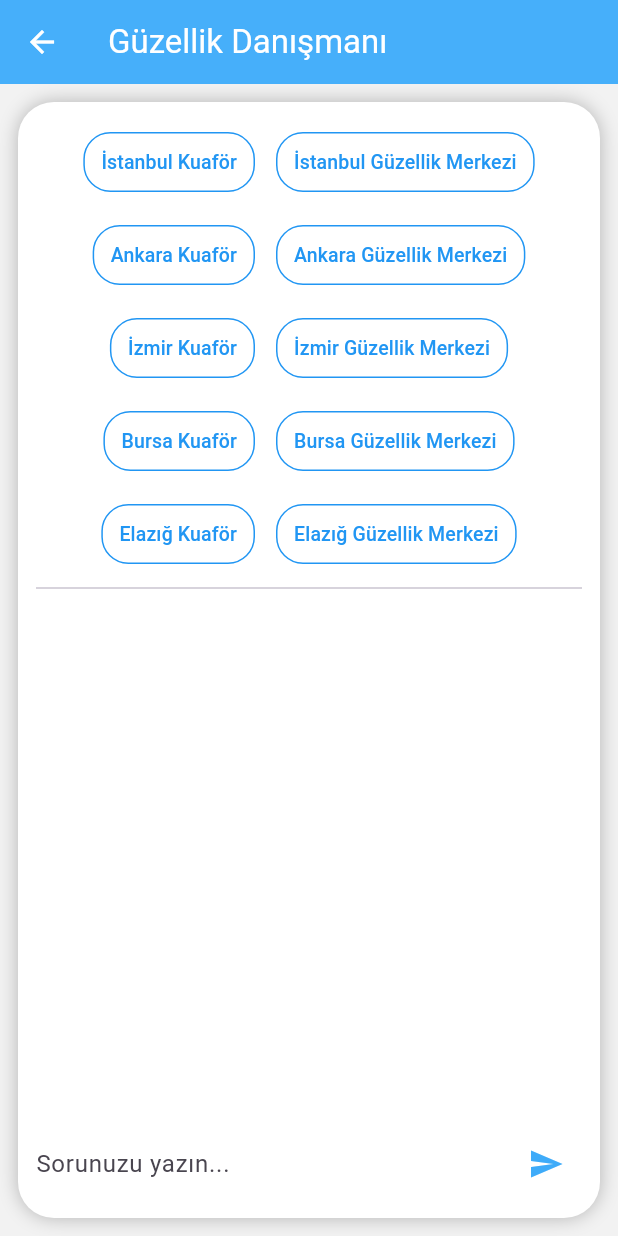
After one commit to Nurnehir/guzellik_merkezi, a Flutter app: the ChatbotScreen screen opened directly, on a phone screen of 412 x 824 dp. The commit adds this screen. Run offline on Flutter 3.47's test engine with Material 3 defaults, Android fonts, the phone set to English and light mode, and no system bars; our stand-ins replace cloud_firestore, firebase_auth, firebase_core, geolocator, google_maps_flutter; accounts and stored records are empty.

Commit message:
feat: Yapay Zeka Destekli Chatbot Güzellik Danışmanı geliştirildi

```diff
--- /dev/null
+++ b/lib/chatbot_screen.dart
@@ -0,0 +1,200 @@
+import 'package:flutter/material.dart';
+import 'package:http/http.dart' as http;
+import 'dart:convert';
+
+class ChatbotScreen extends StatefulWidget {
+  @override
+  _ChatbotScreenState createState() => _ChatbotScreenState();
+}
+
+class _ChatbotScreenState extends State<ChatbotScreen> {
+  final List<Map<String, String>> mesajlar = [];
+  final TextEditingController _controller = TextEditingController();
+  bool _yukleniyor = false;
+
+  final List<String> sabitSorular = [
+    "İstanbul Kuaför",
+    "İstanbul Güzellik Merkezi",
+    "Ankara Kuaför",
+    "Ankara Güzellik Merkezi",
+    "İzmir Kuaför",
+    "İzmir Güzellik Merkezi",
+    "Bursa Kuaför",
+    "Bursa Güzellik Merkezi",
+    "Elazığ Kuaför",
+    "Elazığ Güzellik Merkezi",
+  ];
+
+  Future<void> soruyuGonder(String mesaj) async {
+    setState(() {
+      mesajlar.add({"rol": "kullanici", "mesaj": mesaj});
+      _yukleniyor = true;
+    });
+
+    final url = Uri.parse(
+      "https://us-central1-beautysalonapp-4c3af.cloudfunctions.net/api/chatbot",
+    );
+    final response = await http.post(
+      url,
+      headers: {"Content-Type": "application/json"},
+      body: jsonEncode({"mesaj": mesaj}),
+    );
+
+    final json = jsonDecode(response.body);
+    final yanit = json["yanit"] ?? "Bir yanıt alınamadı.";
+
+    setState(() {
+      mesajlar.add({"rol": "bot", "mesaj": yanit});
+      _yukleniyor = false;
+    });
+  }
+
+  Widget mesajBaloncugu(String text, bool kullanici) {
+    return Align(
+      alignment: kullanici ? Alignment.centerRight : Alignment.centerLeft,
+      child: Container(
+        margin: const EdgeInsets.symmetric(vertical: 6, horizontal: 10),
+        padding: const EdgeInsets.all(12),
+        constraints: BoxConstraints(
+          maxWidth: MediaQuery.of(context).size.width * 0.75,
+        ),
+        decoration: BoxDecoration(
+          color:
+              kullanici
+                  ? const Color.fromARGB(255, 95, 194, 255)
+                  : Colors.grey[200],
+          borderRadius: BorderRadius.only(
+            topLeft: const Radius.circular(16),
+            topRight: const Radius.circular(16),
+            bottomLeft:
+                kullanici
+                    ? const Radius.circular(16)
+                    : const Radius.circular(0),
+            bottomRight:
+                kullanici
+                    ? const Radius.circular(0)
+                    : const Radius.circular(16),
+          ),
+        ),
+        child: Text(
+          text,
+          style: TextStyle(
+            color: kullanici ? Colors.white : Colors.black87,
+            fontSize: 14,
+          ),
+        ),
+      ),
+    );
+  }
+
+  Widget sabitSoruButon(String soru) {
+    return Padding(
+      padding: const EdgeInsets.all(4),
+      child: OutlinedButton(
+        onPressed: () {
+          final bolumler = soru.split(" ");
+          final sehir = bolumler[0];
+          final kategori = bolumler.sublist(1).join(" ");
+          final tamSoru =
+              "${sehir.toLowerCase().replaceAll("’", "'")}'da en iyi ${kategori.toLowerCase()} hangisi?";
+
+          soruyuGonder(tamSoru);
+        },
+        style: OutlinedButton.styleFrom(
+          side: const BorderSide(color: Colors.blue),
+          shape: RoundedRectangleBorder(
+            borderRadius: BorderRadius.circular(18),
+          ),
+          backgroundColor: Colors.white,
+          padding: const EdgeInsets.symmetric(horizontal: 12, vertical: 8),
+        ),
+        child: Text(
+          soru,
+          style: const TextStyle(fontSize: 13, color: Colors.blue),
+        ),
+      ),
+    );
+  }
+
+  @override
+  Widget build(BuildContext context) {
+    return Scaffold(
+      backgroundColor: const Color(0xfff2f2f2),
+      appBar: AppBar(
+        title: const Text("Güzellik Danışmanı"),
+        backgroundColor: const Color.fromARGB(255, 70, 175, 250),
+        foregroundColor: Colors.white,
+      ),
+      body: Center(
+        child: Container(
+          constraints: const BoxConstraints(maxWidth: 600),
+          margin: const EdgeInsets.all(12),
+          padding: const EdgeInsets.all(12),
+          decoration: BoxDecoration(
+            color: Colors.white,
+            borderRadius: BorderRadius.circular(24),
+            boxShadow: [BoxShadow(color: Colors.black26, blurRadius: 10)],
+          ),
+          child: Column(
+            children: [
+              Wrap(
+                spacing: 6,
+                runSpacing: 6,
+                alignment: WrapAlignment.center,
+                children: sabitSorular.map(sabitSoruButon).toList(),
+              ),
+              const Divider(),
+              Expanded(
+                child: ListView.builder(
+                  padding: const EdgeInsets.symmetric(vertical: 10),
+                  itemCount: mesajlar.length,
+                  itemBuilder: (context, index) {
+                    final msg = mesajlar[index];
+                    return mesajBaloncugu(
+                      msg["mesaj"]!,
+                      msg["rol"] == "kullanici",
+                    );
+                  },
+                ),
+              ),
+              if (_yukleniyor)
+                const Padding(
+                  padding: EdgeInsets.symmetric(vertical: 8),
+                  child: CircularProgressIndicator(
+                    color: Color.fromARGB(255, 66, 174, 250), // aynı mavi ton
+                  ),
+                ),
+              Row(
+                children: [
+                  Expanded(
+                    child: TextField(
+                      controller: _controller,
+                      decoration: const InputDecoration(
+                        hintText: "Sorunuzu yazın...",
+                        border: InputBorder.none,
+                      ),
+                    ),
+                  ),
+                  IconButton(
+                    icon: const Icon(
+                      Icons.send,
+                      color: Color.fromARGB(255, 62, 171, 249),
+                    ), // Açık mavi ton
+
+                    onPressed: () {
+                      final mesaj = _controller.text.trim();
+                      if (mesaj.isNotEmpty) {
+                        _controller.clear();
+                        soruyuGonder(mesaj);
+                      }
+                    },
+                  ),
+                ],
+              ),
+            ],
+          ),
+        ),
+      ),
+    );
+  }
+}
--- a/lib/comment_screen.dart
+++ b/lib/comment_screen.dart
@@ -7,12 +7,16 @@ class CommentScreen extends StatefulWidget {
   final String salonName;
   final String userName;
   final String userSurname;
+  final String salonKategori;
+  final String sehir;
 
   CommentScreen({
     required this.salonId,
     required this.salonName,
     required this.userName,
     required this.userSurname,
+    required this.salonKategori,
+    required this.sehir,
   });
 
   @override
@@ -62,6 +66,8 @@ class _CommentScreenState extends State<CommentScreen> {
     await FirebaseFirestore.instance.collection("comments").add({
       'salonId': widget.salonId,
       'salonAdi': widget.salonName,
+      'sehir': widget.sehir,
+      'salonKategori': widget.salonKategori,
       'userName': widget.userName,
       'userSurname': widget.userSurname,
       'kullaniciAdi': currentUser?.email ?? '',
--- a/lib/my_appointments_screen.dart
+++ b/lib/my_appointments_screen.dart
@@ -171,6 +171,9 @@ class MyAppointmentsScreen extends StatelessWidget {
                                         salonName: data['salonName'],
                                         userName: data['userName'] ?? '',
                                         userSurname: data['userSurname'] ?? '',
+                                        salonKategori:
+                                            data['salonCategory'] ?? '',
+                                        sehir: data['sehir'] ?? '',
                                       ),
                                 ),
                               );
--- a/pubspec.yaml
+++ b/pubspec.yaml
@@ -48,3 +48,4 @@ flutter:
     - assets/bilgi2.png
     - assets/logout.png
     - assets/arkaplan.png
+    - assets/chatbot.png
```
Also changed, not shown: lib/oneri_screen.dart (+21 -0 lines), assets/chatbot.png (added).
